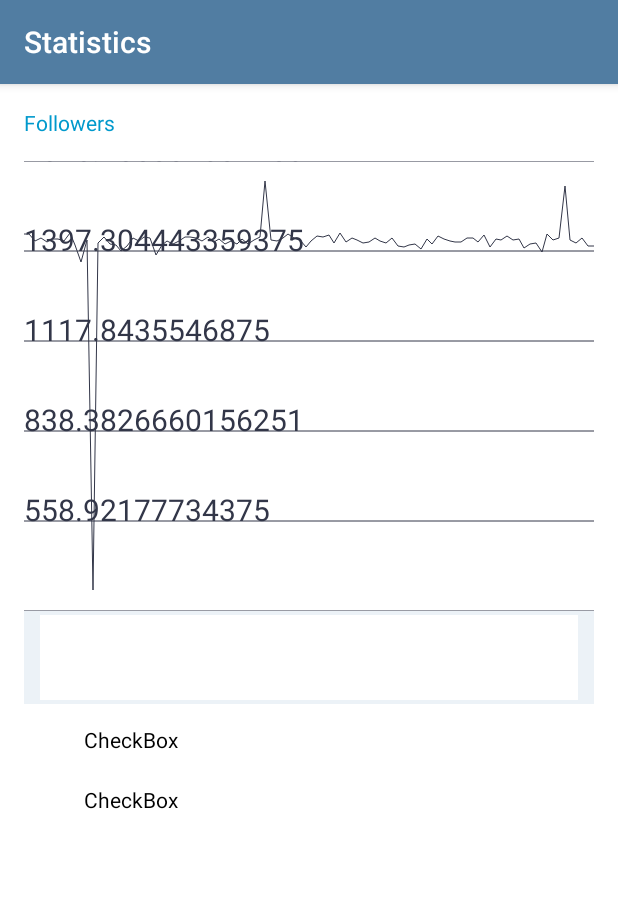
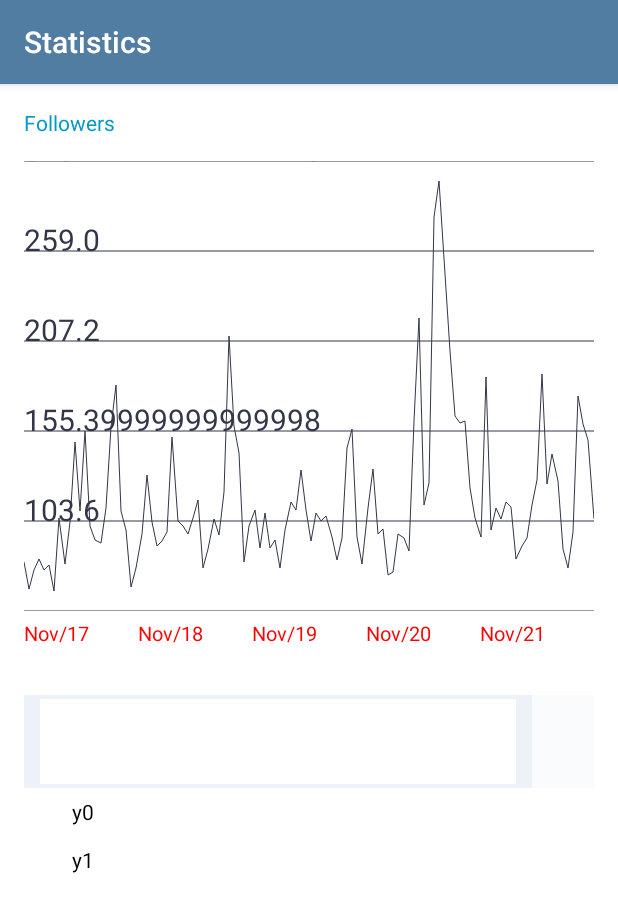
Before and after one commit to angry010101/telegramChart, an Android app: the screen it shows after launch (MainActivity), on a phone screen of 412 x 824 dp. Shown: the top 912 px of the screen. Run offline under Robolectric (Android 15) with nearby library versions, the phone set to English and light mode, and no system bars.

Commit message:
refactoring 6

```diff
--- a/app/src/main/java/com/yakymovych/simon/telegramchart/MainActivity.java
+++ b/app/src/main/java/com/yakymovych/simon/telegramchart/MainActivity.java
@@ -6,13 +6,17 @@ import android.util.Log;
 import android.view.View;
 import android.widget.CheckBox;
 import android.widget.CompoundButton;
+import android.widget.LinearLayout;
 import android.widget.TextView;
 
+import com.yakymovych.simon.telegramchart.Model.Chart;
 import com.yakymovych.simon.telegramchart.Model.ChartData;
 import com.yakymovych.simon.telegramchart.Model.local.Plot;
 import com.yakymovych.simon.telegramchart.Utils.GraphGenerator;
+import com.yakymovych.simon.telegramchart.custom.CheckBoxCreator;
 import com.yakymovych.simon.telegramchart.custom.ProgressBar.GraphProgressBar;
 import com.yakymovych.simon.telegramchart.custom.LineChart.LineChart;
+import com.yakymovych.simon.telegramchart.custom.XLabelsView;
 
 import java.util.ArrayList;
 import java.util.HashSet;
@@ -23,25 +27,20 @@ public class MainActivity extends AppCompatActivity {
     TextView tv;
     LineChart lc;
     int plot_length;
-    CheckBox joined,left;
+
+    CheckBoxCreator chbCreator;
     GraphGenerator graphGenerator = new GraphGenerator();
-    GraphProgressBar progressbar,sbend;
+    GraphProgressBar progressbar;
+    XLabelsView xLabelsView;
     Plot p1;
-    @Override
-    protected void onCreate(Bundle savedInstanceState) {
-        super.onCreate(savedInstanceState);
-        setContentView(R.layout.activity_main);
 
-        ChartData chartData = graphGenerator.fromJson(this);
 
-        joined = this.findViewById(R.id.joined);
-        left = this.findViewById(R.id.left);
 
-        joined.setOnCheckedChangeListener(new CompoundButton.OnCheckedChangeListener() {
+    CompoundButton.OnCheckedChangeListener chbListener = new CompoundButton.OnCheckedChangeListener() {
         @Override
         public void onCheckedChanged(CompoundButton buttonView, boolean isChecked) {
             if (isChecked){
-                    graphGenerator.generate(0,8);
+                graphGenerator.generate(0,18);
                 lc.setPlots(graphGenerator.plots);
                 lc.startAnimShow(1);
                 Set<Integer> vp = new HashSet<>();
@@ -58,14 +57,21 @@ public class MainActivity extends AppCompatActivity {
                 progressbar.invalidate();
             }
         }
-        });
+    };
 
-        left.setOnClickListener(new View.OnClickListener() {
+
     @Override
-            public void onClick(View v) {
+    protected void onCreate(Bundle savedInstanceState) {
+        super.onCreate(savedInstanceState);
+        setContentView(R.layout.activity_main);
 
-            }
-        });
+        LinearLayout ll = this.findViewById(R.id.layout);
+        xLabelsView = this.findViewById(R.id.xLabelsView);
+        lc = this.findViewById(R.id.chart);
+        progressbar = this.findViewById(R.id.graphProgressBar);
+
+        ChartData chartData = graphGenerator.fromJson(this).get(0);
+        Chart c = Chart.fromСhartData(chartData);
 
         Log.d("MAIN","" + chartData.columns.get(0));
         List<Object> l = chartData.columns.get(0);
@@ -87,6 +93,7 @@ public class MainActivity extends AppCompatActivity {
         Plot p = new Plot();
         p.x =  x;
         p.y = y0_d;
+        p.dates = graphGenerator.getStringDates(x);
         p.color = graphGenerator.generateColor();
         p1 = new Plot();
         p1.y = y1_d;
@@ -94,22 +101,25 @@ public class MainActivity extends AppCompatActivity {
         //p.x = x;
 
         //chartData
-        lc = this.findViewById(R.id.chart);
-        lc = this.findViewById(R.id.chart);
 
-        //graphGenerator.add(p);
+        graphGenerator.add(p);
 
-        //graphGenerator.add(p1);
-        graphGenerator.generate(10, 2);
+        graphGenerator.add(p1);
+        //graphGenerator.generate(10, 2);
 
         //graphGenerator.generate(11);
         //graphGenerator.generate(12);
         //graphGenerator.generate(13);
 
 
-        progressbar = this.findViewById(R.id.graphProgressBar);
+        chbCreator =  new CheckBoxCreator(this,ll);
+        List<String> names = new ArrayList<>();
+        names.add("y0");
+        names.add("y1");
+        chbCreator.setData(names);
+        chbCreator.generate(chbListener);
+
         this.progressbar.setPlots(graphGenerator.plots);
-//        plot_length = graphGenerator.plots.get(0).x.size();
         plot_length = graphGenerator.plots.get(0).x.size();
         Log.d("MAIN","PLOT LENGTH:" + plot_length);
         Log.d("MAIN","PLOT COUNT:" + graphGenerator.plots.size());
@@ -123,24 +133,24 @@ public class MainActivity extends AppCompatActivity {
 
         progressbar.setProgressChangedListener(new GraphProgressBar.ProgressChangedListener() {
             @Override
-            public void onStartProgressChanged(View v, int p1, int p2, int offset) {
-                lc.setStart((int)(((double)(p1)/100) * plot_length));
+            public void onStartProgressChanged(View v, int p1, int p2) {
+                Log.d("MAIN","PROGRESS START CHANGED: " + p1 + " " + p2 );
+                lc.setStart((int)(((double)(p1)/progressbar.progressMax) * plot_length));
+                xLabelsView.moveTo(p1,p2);
             }
 
             @Override
-            public void onEndProgressChanged(View v, int p1, int p2, int offset) {
-                lc.setEnd((int)(((double)(p2)/100) * plot_length));
+            public void onEndProgressChanged(View v, int p1, int p2) {
+                Log.d("MAIN","PROGRESS END CHANGED: " + p1 + " " + p2 );
+                lc.setEnd((int)(((double)(p2)/progressbar.progressMax) * plot_length));
+                xLabelsView.moveTo(p1,p2);
             }
 
             @Override
-            public void onOffsetProgressChanged(View v, int p1, int p2, int offset) {
-                try{
-                    lc.setStartAndEnd((int)(((double)(p1)/100) * (plot_length-1)),
-                            (int)(((double)(p2)/100) * plot_length));
-                }
-                catch (Exception e ){
-                    Log.d("ERROR","FATAL ERROR");
-                }
+            public void onOffsetProgressChanged(View v, int p1, int p2) {
+                lc.setStartAndEnd((int)(((double)(p1)/progressbar.progressMax) * (plot_length-1)),
+                            (int)(((double)(p2)/progressbar.progressMax) * plot_length));
+                xLabelsView.moveTo(p1,p2);
             }
         });
 
--- /dev/null
+++ b/app/src/main/java/com/yakymovych/simon/telegramchart/Model/Chart.java
@@ -0,0 +1,37 @@
+package com.yakymovych.simon.telegramchart.Model;
+
+import java.util.HashMap;
+import java.util.List;
+import java.util.Map;
+
+public class Chart {
+    public Colors colors;
+    public Map<String,List<Double>> columns;
+    public Names names;
+    public Types types;
+
+    public static Chart fromСhartData(ChartData chartData) {
+        Chart c = new Chart();
+        c.colors = chartData.colors;
+        c.names = chartData.names;
+        c.types = chartData.types;
+        c.columns = new HashMap<>();
+
+        List<Object> l1 = chartData.columns.get(1);
+        List<Object> l2 = chartData.columns.get(2);
+
+
+        List<Object> l = null;
+        List<Double> x_d = null;
+        String label = null;
+        for (int i =0;i<chartData.columns.size();i++){
+            l = chartData.columns.get(0);
+            label = (String)l.get(0);
+            x_d = (List<Double>)(Object)l.subList(1,l.size());
+            c.columns.put(label,x_d);
+        }
+        return c;
+    }
+
+
+}
--- a/app/src/main/java/com/yakymovych/simon/telegramchart/Model/local/Plot.java
+++ b/app/src/main/java/com/yakymovych/simon/telegramchart/Model/local/Plot.java
@@ -1,9 +1,11 @@
 package com.yakymovych.simon.telegramchart.Model.local;
 
+import java.util.Date;
 import java.util.List;
 
 public class Plot {
     public static List<Long> x,prx;
+    public static List<String> dates;
     public List<Double> y,pry;
     public String color = "";
 }
--- a/app/src/main/java/com/yakymovych/simon/telegramchart/Utils/GraphGenerator.java
+++ b/app/src/main/java/com/yakymovych/simon/telegramchart/Utils/GraphGenerator.java
@@ -11,7 +11,11 @@ import com.yakymovych.simon.telegramchart.Model.local.Plot;
 import java.io.IOException;
 import java.io.InputStream;
 import java.lang.reflect.Type;
+import java.text.DateFormat;
+import java.text.SimpleDateFormat;
 import java.util.ArrayList;
+import java.util.Calendar;
+import java.util.Date;
 import java.util.List;
 import java.util.Random;
 
@@ -25,13 +29,16 @@ public class GraphGenerator {
     public void add(Plot p){
         plots.add(p);
     }
-    public ChartData fromJson(Context context){
+
+
+
+    public List<ChartData> fromJson(Context context){
         String myJson=loadJSONFromAsset(context);
         Type listType = new TypeToken<List<ChartData>>(){}.getType();
         List<ChartData> chartData = new Gson().fromJson(myJson, listType);
-        Log.d("FROMJSON","CHART DATA SIZE: " + chartData.size());
-        return chartData.get(0);
+        return chartData;
     }
+
     public String loadJSONFromAsset(Context context) {
         String json = null;
         try {
@@ -58,16 +65,37 @@ public class GraphGenerator {
             // format it as hexadecimal string (with hashtag and leading zeros)
             return String.format("%06x", nextInt);
     }
+
+    DateFormat dateFormat = new SimpleDateFormat("MMM/dd");
+
+    public String getStringDate(long x){
+        return dateFormat.format(x);
+    }
+
+    public List<String> getStringDates(List<Long> x ){
+        ArrayList<String> d = new ArrayList<>();
+        for (int i=0;i<x.size();i++){
+            d.add(getStringDate(x.get(i)));
+        }
+        return d;
+    }
     public void generate(int p1, int i1){
         Plot p = new Plot();
         List<Long> x = new ArrayList<Long>();
         List<Double> y = new ArrayList<>();
-        for (long i =0;i<100;i++){
+        List<String> dates = new ArrayList<>();
+
+        DateFormat dateFormat = new SimpleDateFormat("MMM/dd");
+
+
+        for (long i =0;i<112;i++){
             x.add(i);
+            dates.add(dateFormat.format(new Date()));
             y.add(i1 * f(i,p1));
         }
         p.x = x;
         p.y = y;
+        p.dates = dates;
         p.color = generateColor();
         plots.add(p);
     }
--- a/app/src/main/java/com/yakymovych/simon/telegramchart/Utils/MathPlot.java
+++ b/app/src/main/java/com/yakymovych/simon/telegramchart/Utils/MathPlot.java
@@ -17,6 +17,7 @@ import java.util.Set;
 public class MathPlot {
     private final int offsetTop;
     public static Long inf = Long.MAX_VALUE;
+    private final int offsetBottom;
     public float e = 0.0001F ;
     private long xmax,xmin;
     public int start,end;
@@ -50,10 +51,11 @@ public class MathPlot {
         //this.calcMaxGlobalY();
     }
 
-    public MathPlot(int w, int h, int offsetTop){
+    public MathPlot(int w, int h, int offsetTop,int offsetBotton){
         this.w = w;
         this.offsetTop = offsetTop;
-        this.h = h-2*offsetTop;
+        this.offsetBottom = offsetBotton;
+        this.h = h-offsetTop-offsetBotton;
     }
     void calcMaxGlobalX(){
         xmax = 0;
@@ -171,6 +173,14 @@ public class MathPlot {
         }
     }
 
+    public List<Plot> getPlots() {
+        return plots;
+    }
+
+    public Set<Integer> getVisiblePlots() {
+        return visiblePlots;
+    }
+
     public float getYMax() {
         return (float)this.ymax;
     }
--- /dev/null
+++ b/app/src/main/java/com/yakymovych/simon/telegramchart/custom/CheckBoxCreator.java
@@ -0,0 +1,47 @@
+package com.yakymovych.simon.telegramchart.custom;
+
+import android.content.Context;
+import android.widget.CheckBox;
+import android.widget.CompoundButton;
+import android.widget.LinearLayout;
+
+import com.yakymovych.simon.telegramchart.MainActivity;
+
+import java.util.Iterator;
+import java.util.List;
+
+public class CheckBoxCreator {
+    List<String> names;
+    Context context;
+    LinearLayout ll;
+    CompoundButton.OnCheckedChangeListener chbListener;
+
+    public CheckBoxCreator(Context context,LinearLayout ll) {
+        this.context = context;
+        this.ll = ll;
+    }
+
+    public void setData(List<String> names){
+        this.names = names;
+    }
+
+    public void generate(CompoundButton.OnCheckedChangeListener chbListener){
+        this.chbListener = chbListener;
+        Iterator<String> i = names.iterator();
+        while (i.hasNext()){
+            CheckBox ch = createCheckBox(i.next());
+        }
+
+    }
+
+
+    private CheckBox createCheckBox(String text){
+        CheckBox ch = new CheckBox(context);
+        ch.setText(text);
+        ch.setTag(text);
+        ch.setOnCheckedChangeListener(chbListener);
+        ll.addView(ch);
+        return ch;
+    }
+
+}
--- a/app/src/main/java/com/yakymovych/simon/telegramchart/custom/LineChart/LineChartDrawManager.java
+++ b/app/src/main/java/com/yakymovych/simon/telegramchart/custom/LineChart/LineChartDrawManager.java
@@ -5,7 +5,10 @@ import android.graphics.Color;
 import android.graphics.Paint;
 import android.graphics.Rect;
 
+import com.yakymovych.simon.telegramchart.Model.local.Plot;
 import com.yakymovych.simon.telegramchart.Utils.MathPlot;
+
+import java.text.SimpleDateFormat;
 
 public class LineChartDrawManager {
 
@@ -18,7 +21,7 @@ public class LineChartDrawManager {
     int statsX, statsY;
     int statsW, statsH;
 
-
+    int dateCount = 5;
 
     //remove some
     int y_stats_offset = 20;
@@ -66,12 +69,15 @@ public class LineChartDrawManager {
     }
 
 
+
+
     private void drawXDividers(Canvas canvas, Paint paint) {
         double t = (double)((mp.getYMax()-mp.getYMin()))/dividersCount;
         for (int i=0,k=dividersCount;i<h || k>0;i+= h/dividersCount,k--){
             canvas.drawLine(0,i,w,i,paint);
             canvas.drawText(""+(t*(k+1)),0,i,paint);
         }
+
     }
 
     private void drawStats(Canvas canvas, Paint paint) {
--- a/app/src/main/java/com/yakymovych/simon/telegramchart/custom/ProgressBar/GraphProgressBar.java
+++ b/app/src/main/java/com/yakymovych/simon/telegramchart/custom/ProgressBar/GraphProgressBar.java
@@ -3,6 +3,7 @@ package com.yakymovych.simon.telegramchart.custom.ProgressBar;
 import android.content.Context;
 import android.graphics.Canvas;
 import android.util.AttributeSet;
+import android.util.Log;
 import android.view.MotionEvent;
 import android.view.View;
 import android.view.ViewTreeObserver;
@@ -21,6 +22,8 @@ public class GraphProgressBar extends View {
     ProgressBarViewPort viewPort;
     ProgressBarDrawManager progressBarDrawManager;
     int progressStart =0,progressEnd=100;
+
+    public int progressMax = 112;
     private int topMargin = 8;
     int minOffsetElems = 6;
     private Set<Integer> visiblePlots =new HashSet<>();
@@ -57,10 +60,12 @@ public class GraphProgressBar extends View {
     private void initSizes(){
         int width = this.getWidth();
         int height= this.getHeight();
-        this.viewPort = new ProgressBarViewPort(this,width,height, progressStart,progressEnd,minOffsetElems);
-        this.mp = new MathPlot(width,height,topMargin);
+        Log.d("GPB","SETTING PROGRESS " + progressEnd);
+        this.viewPort = new ProgressBarViewPort(this,width,height, progressStart,progressEnd,progressMax,minOffsetElems);
+        this.mp = new MathPlot(width,height,topMargin,topMargin);
         this.progressBarDrawManager = new ProgressBarDrawManager(mp,width,height);
 
+        Log.d("GPB","PROGRES BAR INIT: " + progressStart + " " + progressEnd);
         this.invalidate();
     }
 
@@ -94,14 +99,13 @@ public class GraphProgressBar extends View {
 
         if (progressChangedListener != null){
             progressChangedListener.onStartProgressChanged(
-                    this, progressStart, viewPort.getProgressEndPx(progressEnd),
-                    1);
+                    this, progressStart, progressEnd);
         }
     }
 
     public void handleOffsetMovement(int d,boolean direction){
-        if (progressEnd+d > 100 && direction) {
-            d=100-progressEnd;
+        if (progressEnd+d > progressMax && direction) {
+            d=progressMax-progressEnd;
         }
         else {
             if (progressStart +d<0 && !direction) {
@@ -114,15 +118,15 @@ public class GraphProgressBar extends View {
         viewPort.setEndpos(progressEnd);
         if (progressChangedListener != null){
             progressChangedListener.onOffsetProgressChanged(
-                    this, progressStart, progressEnd,
-                    1);
+                    this, progressStart, progressEnd);
         }
         this.invalidate();
     }
 
     public void handleEndMovement(int moveToProgress){
-        if (progressEnd+moveToProgress > 100) {
-            progressEnd = 100;
+        Log.d("GPB","MOVE END " + moveToProgress);
+        if (progressEnd+moveToProgress > progressMax) {
+            progressEnd = progressMax;
         }
         else {
             if (progressEnd+moveToProgress < progressStart +minOffsetElems) {
@@ -133,8 +137,7 @@ public class GraphProgressBar extends View {
         viewPort.setEndpos(progressEnd);
         if (progressChangedListener != null){
             progressChangedListener.onEndProgressChanged(
-                    this, progressStart, progressEnd,
-                    1);
+                    this, progressStart, progressEnd);
         }
     }
 
@@ -147,8 +150,8 @@ public class GraphProgressBar extends View {
 
 
     public interface ProgressChangedListener{
-        public void onStartProgressChanged(View v,int p1,int p2,int offset);
-        public void onEndProgressChanged(View v,int p1,int p2,int offset);
-        public void onOffsetProgressChanged(View v,int p1,int p2,int offset);
+        public void onStartProgressChanged(View v,int p1,int p2);
+        public void onEndProgressChanged(View v,int p1,int p2);
+        public void onOffsetProgressChanged(View v,int p1,int p2);
     }
 }
--- a/app/src/main/java/com/yakymovych/simon/telegramchart/custom/ProgressBar/ProgressBarViewPort.java
+++ b/app/src/main/java/com/yakymovych/simon/telegramchart/custom/ProgressBar/ProgressBarViewPort.java
@@ -1,10 +1,12 @@
 package com.yakymovych.simon.telegramchart.custom.ProgressBar;
 
+import android.util.Log;
 import android.view.MotionEvent;
 
 
 public class ProgressBarViewPort {
-    int startpos,endpos;
+    int startpos;
+    int endpos;
     boolean isChangingStart = false;
     boolean isChangingEnd = false;
     boolean isChangingOffset = false;
@@ -13,6 +15,7 @@ public class ProgressBarViewPort {
     private final double unitPerPx;
     private final double pxPerUnit;
     GraphProgressBar view;
+    int progressMax;
 
     public void setStartpos(int startpos) {
         this.startpos = this.getProgressStartPx(startpos);
@@ -20,6 +23,7 @@ public class ProgressBarViewPort {
 
     public void setEndpos(int endpos) {
         this.endpos = this.getProgressEndPx(endpos);
+        Log.d("VIEWPORT","SET END POS:  " + endpos);
     }
 
     public void setMinOffsetPx(int minOffsetElements) {
@@ -30,16 +34,19 @@ public class ProgressBarViewPort {
     int delta_o=50;
     int borderWidth = 16;
 
-    public ProgressBarViewPort(GraphProgressBar view,int width, int height,int progressLeft,int progressRight,int minOffsetElements) {
+    public ProgressBarViewPort(GraphProgressBar view,int width, int height,int progressLeft,int progressRight,int progressMax, int minOffsetElements) {
         super();
         w = width;
         h = height;
-        startpos = getProgressStartPx(progressLeft);
-        endpos = getProgressEndPx(progressRight);
+        this.progressMax = progressMax;
+        this.setStartpos(progressLeft);
+        this.setEndpos(progressRight);
         setMinOffsetPx(minOffsetElements);
-        unitPerPx = 100.0/w;
-        pxPerUnit = ((double)(w)/100);
+        unitPerPx = (double)(progressMax)/w;
+        pxPerUnit = ((double)(w)/progressMax);
         this.view = view;
+
+        Log.d("VIEWPORT","INIT WITH: " + this.endpos + "PROGRESS RIGHT : " + progressRight);
     }
 
 
@@ -48,6 +55,7 @@ public class ProgressBarViewPort {
 
         switch (event.getAction()){
             case MotionEvent.ACTION_DOWN:
+                Log.d("ACTIONDOWN","ACTION: " + x + " " + endpos + " " + delta);
                 if (Math.abs(x-startpos)<delta){
                     isChangingStart = true;
                 }
@@ -85,7 +93,7 @@ public class ProgressBarViewPort {
     public void handleOffsetMovement(MotionEvent event){
         float x = event.getX();
         boolean direction = x-(startpos+endpos)/2 > 0;
-        if ((endpos>=w)
+        if ((endpos>=w-borderWidth)
                 && direction||
                 (startpos <=0 && !direction))
             return;
@@ -106,7 +114,7 @@ public class ProgressBarViewPort {
 
         //convert to pb units
         startpos = (int)event.getX();
-        int moveToProgress =  (int) (((double)(event.getX())/(w))*100);
+        int moveToProgress =  (int) (((double)(event.getX())/(w))*progressMax);
         view.handleStartMovement(moveToProgress);
     }
 
@@ -127,7 +135,8 @@ public class ProgressBarViewPort {
 
     public int getProgressEndPx(int progressEnd) {
         //TODO ???
-        double k1 = ((double)(w)/100);
+        double k1 = ((double)(w)/progressMax);
+        Log.d("ACTIONDOWN","K1: " + k1 + " " + w + " " + progressMax);
         //double k1 = pxPerUnit;
         //Log.d("TEST ", "MSG: " + pxPerUnit + " " + k1);
         return ((int)((((((double)(progressEnd))))*k1))) - borderWidth;
--- /dev/null
+++ b/app/src/main/java/com/yakymovych/simon/telegramchart/custom/XLabelsView.java
@@ -0,0 +1,97 @@
+package com.yakymovych.simon.telegramchart.custom;
+
+import android.content.Context;
+import android.graphics.Canvas;
+import android.graphics.Color;
+import android.graphics.Paint;
+import android.support.annotation.Nullable;
+import android.util.AttributeSet;
+import android.view.View;
+import android.view.ViewTreeObserver;
+
+import com.yakymovych.simon.telegramchart.Model.local.Plot;
+import com.yakymovych.simon.telegramchart.custom.LineChart.LineChart;
+
+public class XLabelsView  extends View {
+    private int datesCount = 5;
+    private double pxPerDate = 5;
+    int width,height;
+    LineChart.LineChartListener lineChartListener;
+    int start,end;
+
+    public XLabelsView(Context context) {
+        super(context);
+        init();
+    }
+
+    public XLabelsView(Context context, @Nullable AttributeSet attrs) {
+        super(context, attrs);
+        init();
+    }
+
+    public XLabelsView(Context context, @Nullable AttributeSet attrs, int defStyleAttr) {
+        super(context, attrs, defStyleAttr);
+        init();
+    }
+
+    public XLabelsView(Context context, @Nullable AttributeSet attrs, int defStyleAttr, int defStyleRes) {
+        super(context, attrs, defStyleAttr, defStyleRes);
+        init();
+    }
+
+
+    public void setStart(int start) {
+        this.start = start;
+    }
+
+    public void setEnd(int end) {
+        this.end = end;
+    }
+
+    Paint paint = new Paint(Paint.ANTI_ALIAS_FLAG);
+
+
+    private void initSizes(){
+        width = this.getWidth();
+        height = this.getHeight();
+        pxPerDate = (double)width/datesCount;
+        if (lineChartListener != null){
+            lineChartListener.onDidInit();
+        }
+        this.invalidate();
+    }
+
+    private void init(){
+        //int myColor = 0x88f5f8f9;
+        paint.setColor(Color.RED);
+        paint.setTextSize(20);
+        paint.setAntiAlias(true);
+
+        this.getViewTreeObserver().addOnGlobalLayoutListener(new ViewTreeObserver.OnGlobalLayoutListener() {
+            @Override
+            public void onGlobalLayout() {
+                initSizes();
+            }
+        });
+    }
+
+    @Override
+    protected void onDraw(Canvas canvas) {
+        //super.onDraw(canvas);
+        if (Plot.dates != null && !Plot.dates.isEmpty())
+            drawDates(canvas,paint);
+    }
+
+    private void drawDates(Canvas canvas,Paint paint) {
+        for (int i =0;i<datesCount;i++){
+            canvas.drawText(Plot.dates.get(start+i),(int)(i*pxPerDate),height/2,paint);
+        }
+    }
+
+
+    public void moveTo(int p1, int p2) {
+        start = p1;
+        end = p2;
+        this.invalidate();
+    }
+}
--- a/app/src/main/res/layout/activity_main.xml
+++ b/app/src/main/res/layout/activity_main.xml
@@ -6,6 +6,7 @@
     android:layout_width="match_parent"
     android:layout_height="match_parent"
     tools:context=".MainActivity"
+    android:id="@+id/layout"
     android:background="@android:color/white"
     android:padding="16dp"
     android:orientation="vertical">
@@ -24,33 +25,16 @@
         android:layout_width="match_parent"
         android:layout_height="300dp" />
 
+    <com.yakymovych.simon.telegramchart.custom.XLabelsView
+        android:id="@+id/xLabelsView"
+        android:layout_width="match_parent"
+        android:layout_marginBottom="16dp"
+        android:layout_height="40dp" />
+
     <com.yakymovych.simon.telegramchart.custom.ProgressBar.GraphProgressBar
         android:id="@+id/graphProgressBar"
         android:layout_width="match_parent"
         android:layout_height="62dp" />
 
-    <CheckBox
-        android:id="@+id/joined"
-        android:layout_width="wrap_content"
-        android:layout_height="wrap_content"
-        android:layout_marginStart="8dp"
-        android:layout_marginBottom="8dp"
-        android:layout_marginTop="8dp"
-        android:text="CheckBox"
-        app:layout_constraintBottom_toTopOf="@+id/left"
-        app:layout_constraintEnd_toEndOf="parent"
-        app:layout_constraintStart_toStartOf="parent" />
-
-    <CheckBox
-        android:id="@+id/left"
-        android:layout_width="wrap_content"
-        android:layout_height="wrap_content"
-        android:layout_marginStart="8dp"
-        android:layout_marginEnd="8dp"
-        android:layout_marginBottom="8dp"
-        android:text="CheckBox"
-        app:layout_constraintBottom_toBottomOf="parent"
-        app:layout_constraintEnd_toEndOf="parent"
-        app:layout_constraintStart_toStartOf="parent" />
 
 </LinearLayout>
```
Also changed, not shown: app/src/main/java/com/yakymovych/simon/telegramchart/custom/LineChart/LineChart.java (+13 -29 lines). Lines whose indentation alone changed are shown as unchanged.
